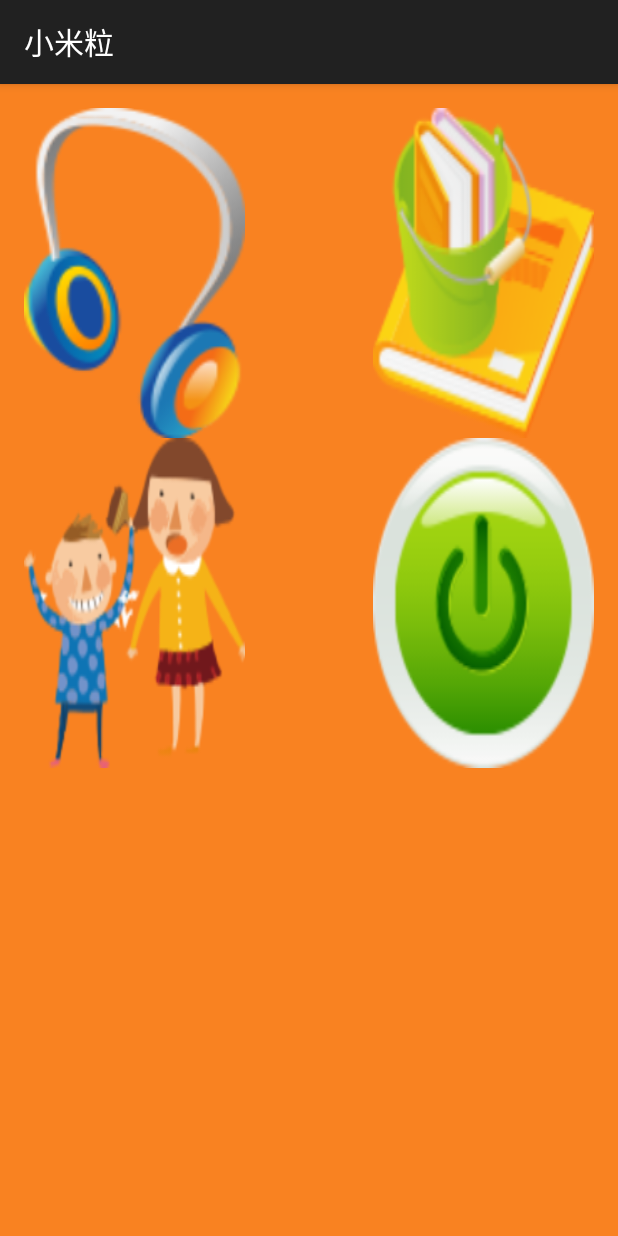
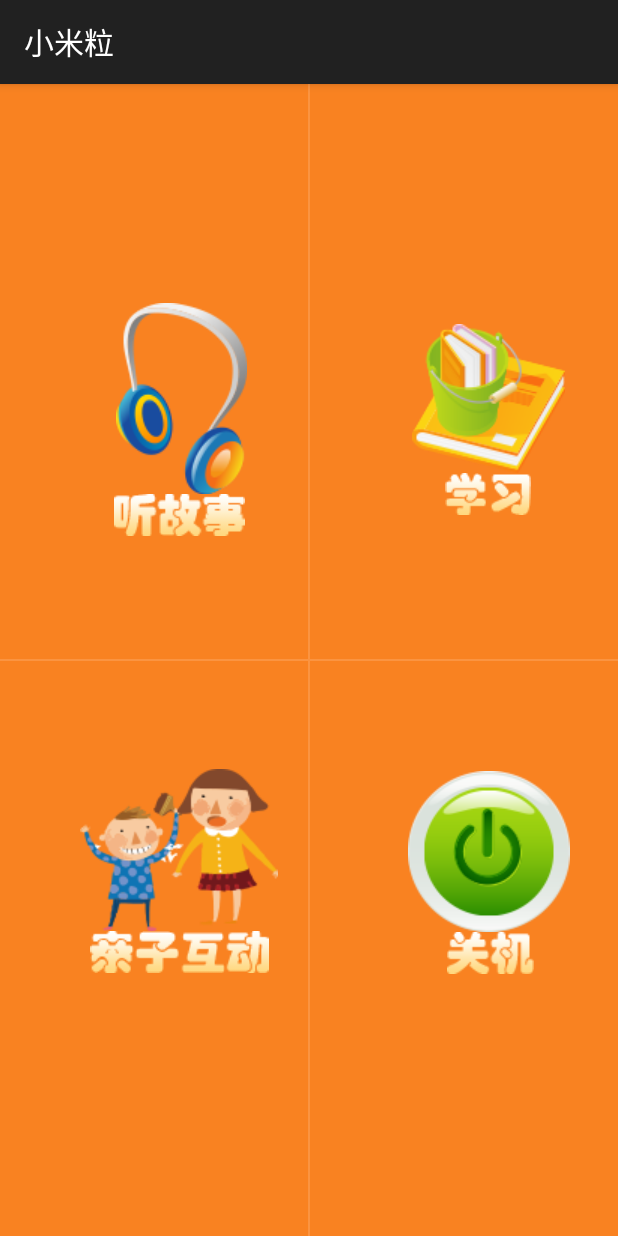
Before and after one commit to wkupaochuan/xiaomili, an Android app: the screen it shows after launch (Welcome), on a phone screen of 412 x 824 dp. Run offline under Robolectric (Android 15) with nearby library versions, the light colour scheme and no system bars.

Commit message:
1--主页样式修改(第一版，多谢三姑娘)

```diff
--- a/src/main/java/ui/Welcome.java
+++ b/src/main/java/ui/Welcome.java
@@ -16,7 +16,8 @@ public class Welcome extends BaseActivity {
      */
     protected void onCreate(Bundle savedInstanceState) {
         super.onCreate(savedInstanceState);
-        setContentView(R.layout.activity_welcome);
+//        setContentView(R.layout.activity_welcome);
+        setContentView(R.layout.welcome_test);
 
 //
 //        String DeviceId = Settings.Secure.getString(
--- a/src/main/res/drawable-hdpi/welcome_story_tab_sector.xml
+++ b/src/main/res/drawable-hdpi/welcome_story_tab_sector.xml
@@ -3,6 +3,4 @@
 
     <item android:state_pressed="false"
         android:drawable="@drawable/welcome_story_tab" />
-    <item android:state_pressed="false"
-        android:drawable="@drawable/welcome_story_tab_text" />
 </selector>
--- a/src/main/res/layout/activity_welcome.xml
+++ b/src/main/res/layout/activity_welcome.xml
@@ -8,6 +8,8 @@
     android:paddingTop="@dimen/activity_vertical_margin"
     android:background="#f98221"
     tools:context="ui.Welcome" >
+
+
 
     <ImageButton
         android:id="@+id/btn_story_tab"
--- /dev/null
+++ b/src/main/res/layout/welcome_test.xml
@@ -0,0 +1,157 @@
+<?xml version="1.0" encoding="utf-8"?>
+
+<LinearLayout
+    xmlns:android="http://schemas.android.com/apk/res/android"
+    android:orientation="vertical"
+    android:layout_width="match_parent"
+    android:layout_height="match_parent"
+    android:background="#f98221"
+    >
+
+
+    #第一排按钮#
+    <LinearLayout
+        android:orientation="horizontal"
+        android:layout_width="match_parent"
+        android:layout_height="match_parent"
+        android:layout_weight="1">
+
+        #听故事按钮#
+        <LinearLayout
+            android:orientation="vertical"
+            android:layout_width="match_parent"
+            android:layout_height="match_parent"
+            android:layout_weight="1"
+            android:onClick="storyTabOnClick"
+            >
+
+            <ImageView
+                android:layout_marginStart="77dp"
+                android:layout_marginTop="146dp"
+                android:background="@drawable/welcome_story_tab_sector"
+                android:layout_width="87dp"
+                android:layout_height="127dp"
+                />
+
+            <ImageView
+                android:layout_marginStart="76dp"
+                android:layout_marginBottom="30dp"
+                android:src="@drawable/welcome_story_tab_text"
+                android:layout_width="87dp"
+                android:layout_height="28dp"
+                />
+
+        </LinearLayout>
+
+        #竖直分割线#
+        <View
+            android:layout_width="1dp"
+            android:layout_height="match_parent"
+            android:background="#fb9441"
+            />
+
+
+        #学习按钮#
+        <LinearLayout
+            android:orientation="vertical"
+            android:layout_width="match_parent"
+            android:layout_height="match_parent"
+            android:layout_weight="1"
+            android:onClick="studyTabOnClick"
+            >
+
+            <ImageView
+                android:layout_marginStart="68dp"
+                android:layout_marginTop="160dp"
+                android:background="@drawable/welcome_study_tab_sector"
+                android:layout_width="102dp"
+                android:layout_height="99dp"
+                />
+
+            <ImageView
+                android:layout_marginStart="90dp"
+                android:layout_marginBottom="30dp"
+                android:src="@drawable/welcome_study_text"
+                android:layout_width="57dp"
+                android:layout_height="28dp"
+                />
+        </LinearLayout>
+
+    </LinearLayout>
+
+
+    ##水平分割线#
+    <View
+        android:layout_width="fill_parent"
+        android:layout_height="1dp"
+        android:background="#fb9441"
+        />
+
+
+    #第二排按钮#
+    <LinearLayout
+        android:orientation="horizontal"
+        android:layout_width="match_parent"
+        android:layout_height="match_parent"
+        android:layout_weight="1">
+
+        #互动按钮#
+        <LinearLayout
+            android:orientation="vertical"
+            android:layout_width="match_parent"
+            android:layout_height="match_parent"
+            android:layout_weight="1">
+
+
+            <ImageView
+                android:layout_marginStart="53dp"
+                android:layout_marginTop="72dp"
+                android:background="@drawable/welcome_wechat_tab_sector"
+                android:layout_width="132dp"
+                android:layout_height="108dp"
+                />
+
+            <ImageView
+                android:layout_marginStart="60dp"
+                android:layout_marginBottom="100dp"
+                android:src="@drawable/welcome_wechat_text"
+                android:layout_width="119dp"
+                android:layout_height="28dp"
+                />
+
+        </LinearLayout>
+
+        #竖直分割线#
+        <View
+            android:layout_width="1dp"
+            android:layout_height="match_parent"
+            android:background="#fb9441"
+            />
+
+
+        #关机按钮#
+        <LinearLayout
+            android:orientation="vertical"
+            android:layout_width="match_parent"
+            android:layout_height="match_parent"
+            android:layout_weight="1">
+
+            <ImageView
+                android:layout_marginStart="65dp"
+                android:layout_marginTop="73dp"
+                android:background="@drawable/welcome_shutdown_tab_sector"
+                android:layout_width="108dp"
+                android:layout_height="107dp"
+                />
+
+            <ImageView
+                android:layout_marginStart="91dp"
+                android:layout_marginBottom="100dp"
+                android:src="@drawable/welcome_shutdown_text"
+                android:layout_width="58dp"
+                android:layout_height="28dp"
+                />
+
+        </LinearLayout>
+    </LinearLayout>
+</LinearLayout>
```
Also changed, not shown: src/main/res/drawable-hdpi/welcome_shutdown_text.png (added), src/main/res/drawable-hdpi/welcome_study_text.png (added), src/main/res/drawable-hdpi/welcome_wechat_text.png (added), 3 other files.
